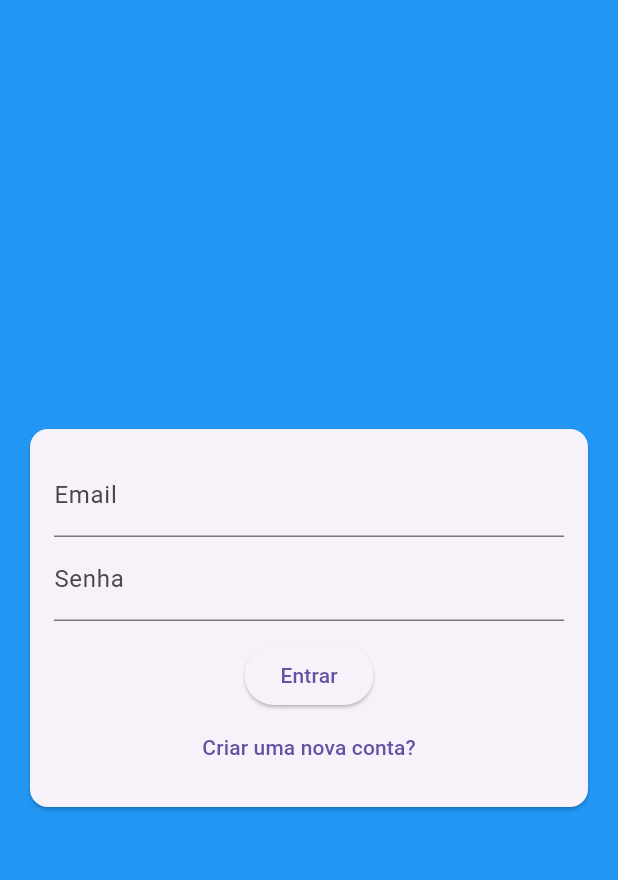
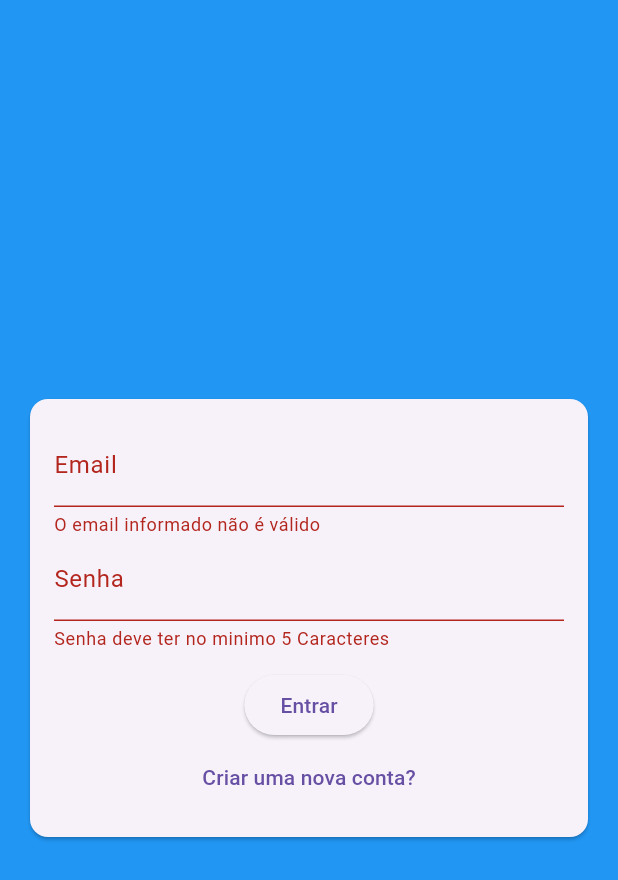
Before and after one commit to absjuniordev/ChatEase, a Flutter app: the screen it shows after launch, after a tap on "Entrar", on a phone screen of 412 x 824 dp. Shown: the top 880 px of the screen. Run offline on Flutter 3.47's test engine with Material 3 defaults, Android fonts, the phone set to English and light mode, and no system bars.

Commit message:
Definições para enviar informações -  autenticação #4

```diff
--- a/lib/components/auth_form.dart
+++ b/lib/components/auth_form.dart
@@ -1,19 +1,26 @@
-import 'package:chate_ease/models/auth_form_data.dart';
 import 'package:flutter/material.dart';
 
+import 'package:chate_ease/models/auth_form_data.dart';
+
 class AuthForm extends StatefulWidget {
-  const AuthForm({super.key});
+  final Function onSubimit;
+  const AuthForm({
+    super.key,
+    required this.onSubimit,
+  });
 
   @override
   State<AuthForm> createState() => _AuthFormState();
 }
 
 class _AuthFormState extends State<AuthForm> {
+  final _formKey = GlobalKey<FormState>();
   final _formData = AuthFormData();
-  final _formKey = GlobalKey<FormState>();
 
   void _submit() {
-    _formKey.currentState?.validate();
+    final isValidate = _formKey.currentState?.validate() ?? false;
+    if (!isValidate) return;
+    widget.onSubimit(_formData);
   }
 
   @override
@@ -23,6 +30,7 @@ class _AuthFormState extends State<AuthForm> {
       child: Padding(
         padding: const EdgeInsets.all(16.0),
         child: Form(
+          key: _formKey,
           child: Column(
             children: [
               if (!_formData.isLogin)
@@ -31,12 +39,26 @@ class _AuthFormState extends State<AuthForm> {
                   onChanged: (name) => _formData.nome = name,
                   key: const ValueKey('name'),
                   decoration: const InputDecoration(labelText: "Nome"),
+                  validator: (_name) {
+                    final name = _name ?? "";
+                    if (name.trim().length < 5) {
+                      return "Nome deve ter no minimo 5 Caracteres";
+                    }
+                    return null;
+                  },
                 ),
               TextFormField(
                 initialValue: _formData.email,
                 onChanged: (email) => _formData.email = email,
                 key: const ValueKey('email'),
                 decoration: const InputDecoration(labelText: "Email"),
+                validator: (_email) {
+                  final name = _email ?? "";
+                  if (!name.contains("@")) {
+                    return "O email informado não é válido";
+                  }
+                  return null;
+                },
               ),
               TextFormField(
                 initialValue: _formData.password,
@@ -44,11 +66,18 @@ class _AuthFormState extends State<AuthForm> {
                 key: const ValueKey('password'),
                 obscureText: true,
                 decoration: const InputDecoration(labelText: "Senha"),
+                validator: (_password) {
+                  final name = _password ?? "";
+                  if (name.trim().length < 5) {
+                    return "Senha deve ter no minimo 5 Caracteres";
+                  }
+                  return null;
+                },
               ),
               const SizedBox(height: 12),
               ElevatedButton(
                 onPressed: _submit,
-                child: Text(_formData.isLogin ? "Entrar" : "Registrar?"),
+                child: Text(_formData.isLogin ? "Entrar" : "Cadastrar?"),
               ),
               TextButton(
                 child: Text(
--- a/lib/pages/auth_page.dart
+++ b/lib/pages/auth_page.dart
@@ -1,17 +1,48 @@
 import 'package:chate_ease/components/auth_form.dart';
+import 'package:chate_ease/models/auth_form_data.dart';
 import 'package:flutter/material.dart';
 
-class AuthPage extends StatelessWidget {
+class AuthPage extends StatefulWidget {
   const AuthPage({super.key});
+
+  @override
+  State<AuthPage> createState() => _AuthPageState();
+}
+
+class _AuthPageState extends State<AuthPage> {
+  bool _isLoading = false;
+
+  void _handleSubmit(AuthFormData formData) {
+    setState(() => _isLoading = true);
+    //
+    print("Tetse");
+    print(formData.email);
+    setState(() => _isLoading = false);
+  }
 
   @override
   Widget build(BuildContext context) {
     return Scaffold(
       backgroundColor: Theme.of(context).primaryColor,
-      body: Center(
-        child: SingleChildScrollView(
-          child: AuthForm(),
-        ),
+      body: Stack(
+        children: [
+          Center(
+            child: SingleChildScrollView(
+              child: AuthForm(onSubimit: _handleSubmit),
+            ),
+          ),
+          if (_isLoading)
+            Container(
+              decoration: const BoxDecoration(
+                color: Color.fromRGBO(0, 0, 0, 0.5),
+              ),
+              child: Center(
+                child: CircularProgressIndicator(
+                  color: Theme.of(context).primaryColor,
+                ),
+              ),
+            )
+        ],
       ),
     );
   }
```
